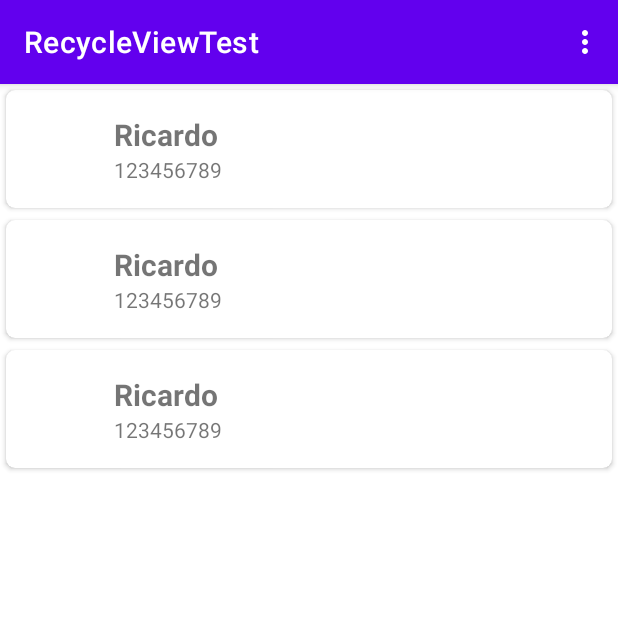
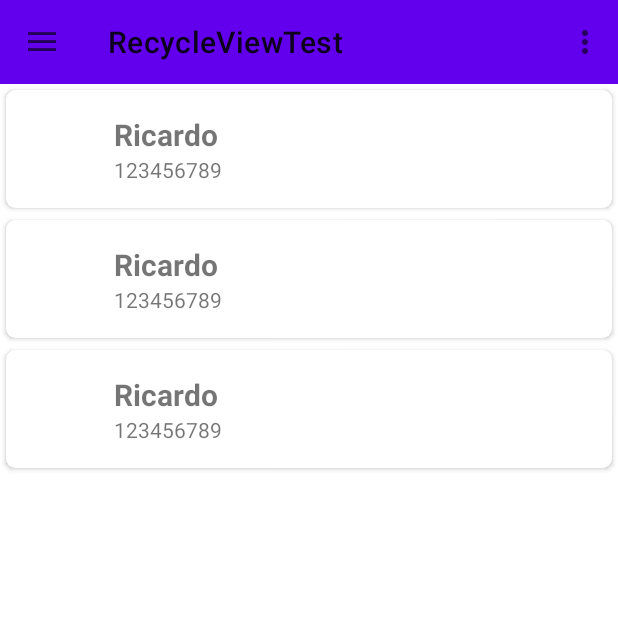
Before and after one commit to Trovaum/Lista-com-RecyclerView---Kotlin, an Android app: the screen it shows after launch (MainActivity), on a phone screen of 412 x 824 dp, the top half of it. Run offline under Robolectric (Android 15) with nearby library versions, the phone set to English and light mode, and no system bars.

Commit message:
criação Toolbar

```diff
--- a/app/src/main/java/com/example/recycleviewtest/MainActivity.kt
+++ b/app/src/main/java/com/example/recycleviewtest/MainActivity.kt
@@ -2,11 +2,14 @@ package com.example.recycleviewtest
 
 import androidx.appcompat.app.AppCompatActivity
 import android.os.Bundle
-import android.os.Message
 import android.view.Menu
 import android.view.MenuInflater
 import android.view.MenuItem
+import android.view.View
 import android.widget.Toast
+import androidx.appcompat.app.ActionBarDrawerToggle
+import androidx.appcompat.widget.Toolbar
+import androidx.drawerlayout.widget.DrawerLayout
 import androidx.recyclerview.widget.LinearLayoutManager
 import androidx.recyclerview.widget.RecyclerView
 
@@ -17,10 +20,21 @@ class MainActivity : AppCompatActivity() {
     private val adapter = ContactAdapter()
     override fun onCreate(savedInstanceState: Bundle?) {
         super.onCreate(savedInstanceState)
-        setContentView(R.layout.activity_main)
+        setContentView(R.layout.drawer_menu)
 
+        initDrawer()
         bindView()
         updateList()
+    }
+    private fun initDrawer(){
+        val drawerLayout = findViewById<View>(R.id.drawer_layout) as DrawerLayout
+        val toolbar = findViewById<Toolbar>(R.id.toolbar_tools)
+        setSupportActionBar(toolbar)
+
+        val toogle = ActionBarDrawerToggle(this, drawerLayout, toolbar, R.string.open_drawer, R.string.close_drawer)
+        drawerLayout.addDrawerListener(toogle)
+        toogle.syncState()
+
     }
 
     private fun bindView() {
--- a/app/src/main/res/layout/activity_main.xml
+++ b/app/src/main/res/layout/activity_main.xml
@@ -6,6 +6,16 @@
     android:layout_height="match_parent"
     tools:context=".MainActivity">
 
+    <androidx.appcompat.widget.Toolbar
+        android:id="@+id/toolbar_tools"
+        android:layout_width="match_parent"
+        android:layout_height="?attr/actionBarSize"
+        android:background="?attr/colorPrimary"
+        android:title="@string/app_name"
+        app:layout_constraintEnd_toEndOf="parent"
+        app:layout_constraintStart_toStartOf="parent"
+        app:layout_constraintTop_toTopOf="parent" />
+
     <androidx.recyclerview.widget.RecyclerView
         android:id="@+id/rv_list"
         android:layout_width="0dp"
@@ -13,6 +23,6 @@
         app:layout_constraintBottom_toBottomOf="parent"
         app:layout_constraintEnd_toEndOf="parent"
         app:layout_constraintStart_toStartOf="parent"
-        app:layout_constraintTop_toTopOf="parent" />
+        app:layout_constraintTop_toBottomOf="@id/toolbar_tools" />
 
 </androidx.constraintlayout.widget.ConstraintLayout>
--- /dev/null
+++ b/app/src/main/res/layout/drawer_menu.xml
@@ -0,0 +1,20 @@
+<?xml version="1.0" encoding="utf-8"?>
+<androidx.drawerlayout.widget.DrawerLayout
+    android:id="@+id/drawer_layout"
+    xmlns:android="http://schemas.android.com/apk/res/android"
+    xmlns:app="http://schemas.android.com/apk/res-auto"
+    android:layout_width="match_parent"
+    android:layout_height="match_parent"
+    xmlns:tools="http://schemas.android.com/tools"
+    tools:openDrawer="start">
+
+    <include layout="@layout/activity_main" />
+
+    <com.google.android.material.navigation.NavigationView
+        android:id="@+id/nav_menu"
+        android:layout_width="match_parent"
+        android:layout_height="match_parent"
+        android:layout_gravity="start"
+        app:menu="@menu/menu" />
+
+</androidx.drawerlayout.widget.DrawerLayout>
--- a/app/src/main/res/values/strings.xml
+++ b/app/src/main/res/values/strings.xml
@@ -3,4 +3,6 @@
     <string name="photo_content_description">photo content description</string>
     <string name="menu_1">menu - 1</string>
     <string name="menu_2">menu - 2</string>
+    <string name="open_drawer">Abrir</string>
+    <string name="close_drawer">Fechar</string>
 </resources>
--- a/app/src/main/res/values/themes.xml
+++ b/app/src/main/res/values/themes.xml
@@ -1,6 +1,6 @@
 <resources xmlns:tools="http://schemas.android.com/tools">
     <!-- Base application theme. -->
-    <style name="Theme.RecycleViewTest" parent="Theme.MaterialComponents.DayNight.DarkActionBar">
+    <style name="Theme.RecycleViewTest" parent="Theme.MaterialComponents.DayNight.NoActionBar">
         <!-- Primary brand color. -->
         <item name="colorPrimary">@color/purple_500</item>
         <item name="colorPrimaryVariant">@color/purple_700</item>
```
